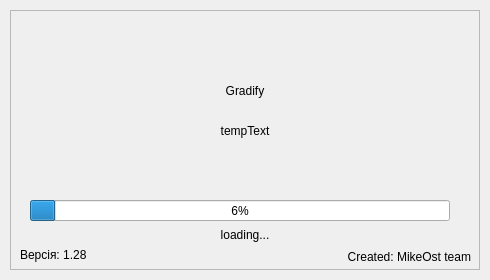
Above: src/preloader.ui from MikeostCorp/Gradify before the change. Below: the same form after it.
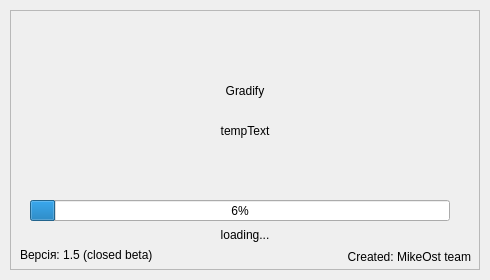
That is the form after the change. Icons and pictures are not drawn.

```diff
--- a/src/preloader.ui
+++ b/src/preloader.ui
@@ -129,7 +129,7 @@
      <rect>
       <x>10</x>
       <y>237</y>
-      <width>111</width>
+      <width>161</width>
       <height>16</height>
      </rect>
     </property>
@@ -137,7 +137,7 @@
      <string notr="true"/>
     </property>
     <property name="text">
-     <string>Версія: 1.28</string>
+     <string>Версія: 1.5 (closed beta)</string>
     </property>
     <property name="alignment">
      <set>Qt::AlignLeading|Qt::AlignLeft|Qt::AlignVCenter</set>
```
